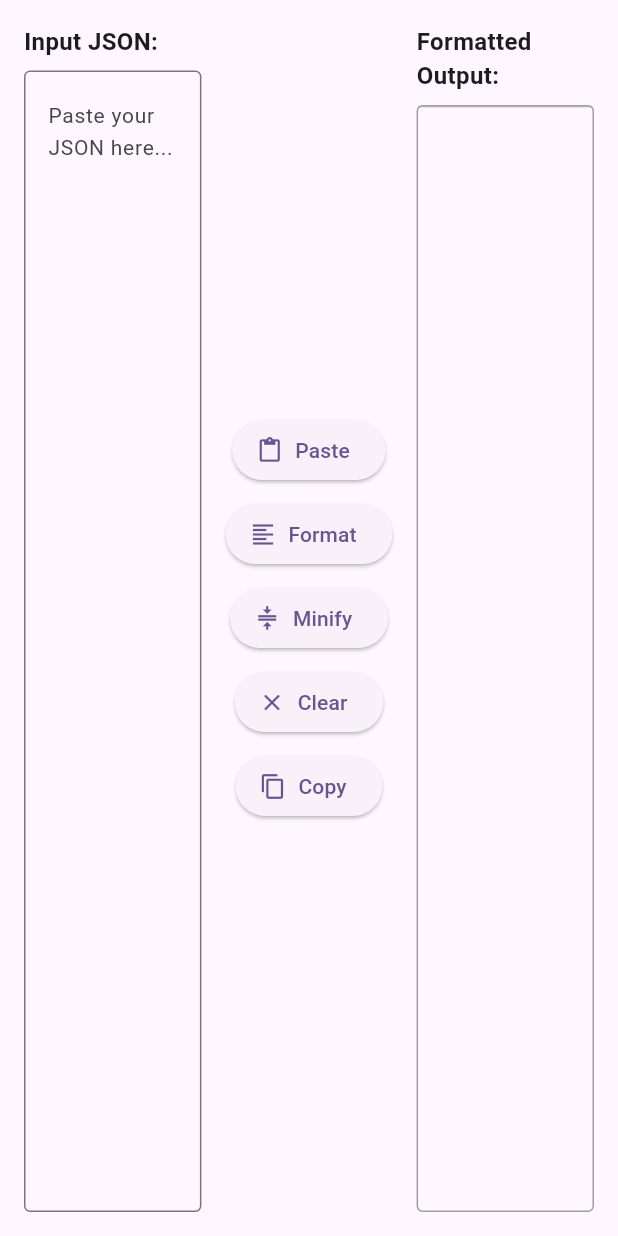
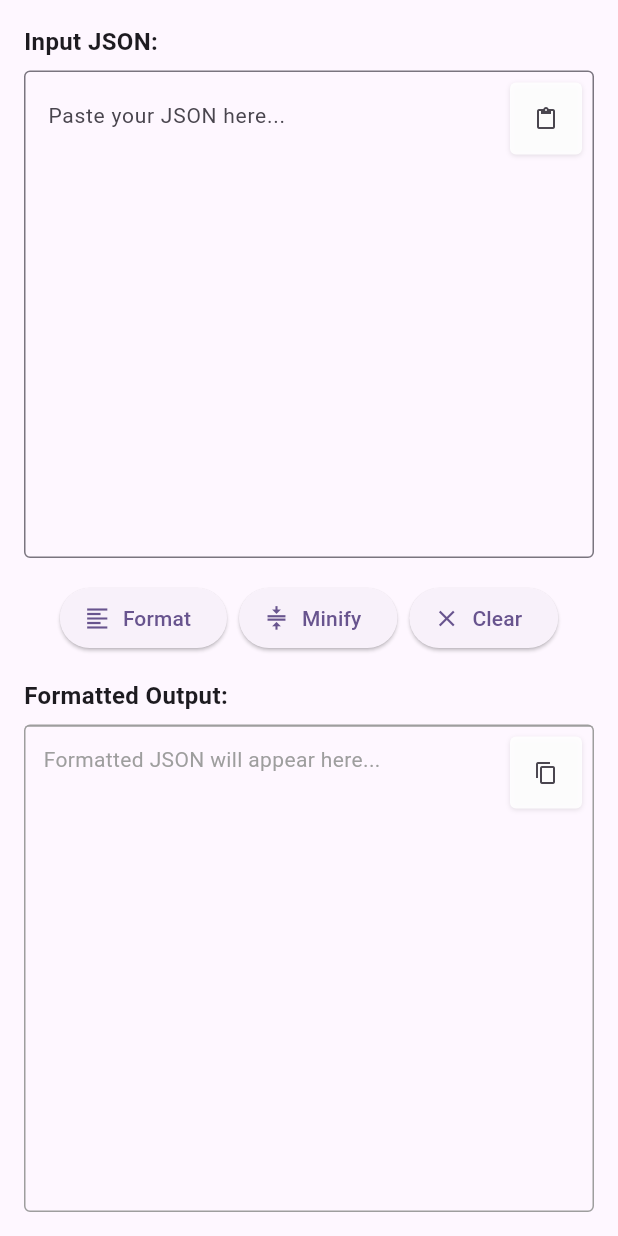
Before and after one commit to sutanto1010/devtools, a Flutter app: the JsonFormatterScreen screen opened directly, on a phone screen of 412 x 824 dp. Run offline on Flutter 3.47's test engine with Material 3 defaults, Android fonts, the phone set to English and light mode, and no system bars; our stand-ins replace file_picker, package_info_plus, shared_preferences, sqflite, webview_flutter, yaml; missing offline and left inert: clipboard_watcher, encrypt, material_table_view, network_tools, openpgp, pro_image_editor and 6 more; accounts and stored records are empty; statements that could not run were skipped.

Commit message:
feat(json-formatter): improve UI with copy/paste buttons and layout changes
- Add overlay copy/paste buttons to input/output fields
- Change layout from horizontal to vertical arrangement
- Remove redundant buttons and improve error message display

```diff
--- a/lib/screens/json_formatter_screen.dart
+++ b/lib/screens/json_formatter_screen.dart
@@ -169,9 +169,11 @@ class _JsonFormatterScreenState extends State<JsonFormatterScreen> {
     bool readOnly = false,
     bool isInput = true,
   }) {
+    Widget textField;
+
     if (!_isHighlighterReady || _jsonHighlighter == null || isInput) {
       // Fallback to regular TextField if highlighter is not ready
-      return TextField(
+      textField = TextField(
         controller: controller,
         maxLines: null,
         expands: true,
@@ -186,9 +188,8 @@ class _JsonFormatterScreenState extends State<JsonFormatterScreen> {
           fontSize: 14,
         ),
       );
-    }
-
-    return Container(
+    } else {
+      textField = Container(
         decoration: BoxDecoration(
           border: Border.all(color: Colors.grey),
           borderRadius: BorderRadius.circular(4),
@@ -203,12 +204,87 @@ class _JsonFormatterScreenState extends State<JsonFormatterScreen> {
                     border: Border(top: BorderSide(color: Colors.grey, width: 0.5)),
                   ),
                   child: SingleChildScrollView(
-                  child: _buildHighlightedText(controller.text, ''),
+                    child: _buildHighlightedText(controller.text, hintText),
                   ),
                 ),
               ),
           ],
         ),
+      );
+    }
+
+    // Wrap in Stack to add overlay buttons
+    return Stack(
+      children: [
+        textField,
+        // Overlay buttons in top-right corner
+        Positioned(
+          top: 8,
+          right: 8,
+          child: Row(
+            mainAxisSize: MainAxisSize.min,
+            children: [
+              if (isInput) ...[
+                // Paste button for input field
+                Tooltip(
+                  message: 'Paste from clipboard',
+                  child: Container(
+                    decoration: BoxDecoration(
+                      color: Colors.white.withOpacity(0.9),
+                      borderRadius: BorderRadius.circular(4),
+                      boxShadow: [
+                        BoxShadow(
+                          color: Colors.black.withOpacity(0.1),
+                          blurRadius: 2,
+                          offset: const Offset(0, 1),
+                        ),
+                      ],
+                    ),
+                    child: IconButton(
+                      onPressed: _pasteFromClipboard,
+                      icon: const Icon(Icons.paste, size: 16),
+                      iconSize: 16,
+                      padding: const EdgeInsets.all(4),
+                      constraints: const BoxConstraints(
+                        minWidth: 24,
+                        minHeight: 24,
+                      ),
+                    ),
+                  ),
+                ),
+              ] else ...[
+                // Copy button for output field
+                Tooltip(
+                  message: 'Copy to clipboard',
+                  child: Container(
+                    decoration: BoxDecoration(
+                      color: Colors.white.withOpacity(0.9),
+                      borderRadius: BorderRadius.circular(4),
+                      boxShadow: [
+                        BoxShadow(
+                          color: Colors.black.withOpacity(0.1),
+                          blurRadius: 2,
+                          offset: const Offset(0, 1),
+                        ),
+                      ],
+                    ),
+                    child: IconButton(
+                      onPressed: _copyToClipboard,
+                      icon: const Icon(Icons.copy, size: 16),
+                      iconSize: 16,
+                      padding: const EdgeInsets.all(4),
+                      constraints: const BoxConstraints(
+                        minWidth: 24,
+                        minHeight: 24,
+                      ),
+                    ),
+                  ),
+                ),
+              ],
+            ],
+          ),
+        ),
+      ],
     );
   }
 
@@ -252,12 +328,12 @@ class _JsonFormatterScreenState extends State<JsonFormatterScreen> {
     return Scaffold(
       body: Padding(
         padding: const EdgeInsets.all(16.0),
-        child: Row(
+        child: Column(
           crossAxisAlignment: CrossAxisAlignment.stretch,
           children: [
-            // Left side - Input
+            // Top - Input
             Expanded(
-              flex: 1,
+              flex: 2,
               child: Column(
                 crossAxisAlignment: CrossAxisAlignment.stretch,
                 children: [
@@ -276,44 +352,33 @@ class _JsonFormatterScreenState extends State<JsonFormatterScreen> {
                 ],
               ),
             ),
-            const SizedBox(width: 16),
+            const SizedBox(height: 16),
             // Center - Buttons and Error
-            Column(
+            Row(
               mainAxisAlignment: MainAxisAlignment.center,
               children: [
-                ElevatedButton.icon(
-                  onPressed: _pasteFromClipboard,
-                  icon: const Icon(Icons.paste),
-                  label: const Text('Paste'),
-                ),
-                const SizedBox(height: 8),
                 ElevatedButton.icon(
                   onPressed: _formatJson,
                   icon: const Icon(Icons.format_align_left),
                   label: const Text('Format'),
                 ),
-                const SizedBox(height: 8),
+                const SizedBox(width: 8),
                 ElevatedButton.icon(
                   onPressed: _minifyJson,
                   icon: const Icon(Icons.compress),
                   label: const Text('Minify'),
                 ),
-                const SizedBox(height: 8),
+                const SizedBox(width: 8),
                 ElevatedButton.icon(
                   onPressed: _clearAll,
                   icon: const Icon(Icons.clear),
                   label: const Text('Clear'),
                 ),
-                const SizedBox(height: 8),
-                ElevatedButton.icon(
-                  onPressed: _copyToClipboard,
-                  icon: const Icon(Icons.copy),
-                  label: const Text('Copy'),
+              ],
             ),
             if (_errorMessage.isNotEmpty) ...[
               const SizedBox(height: 16),
               Container(
-                    width: 200,
                 padding: const EdgeInsets.all(8),
                 decoration: BoxDecoration(
                   color: Colors.red.shade100,
@@ -326,12 +391,10 @@ class _JsonFormatterScreenState extends State<JsonFormatterScreen> {
                 ),
               ),
             ],
-              ],
-            ),
-            const SizedBox(width: 16),
-            // Right side - Output
+            const SizedBox(height: 16),
+            // Bottom - Output
             Expanded(
-              flex: 1,
+              flex: 2,
               child: Column(
                 crossAxisAlignment: CrossAxisAlignment.stretch,
                 children: [
```
Lines whose indentation alone changed are shown as unchanged.
